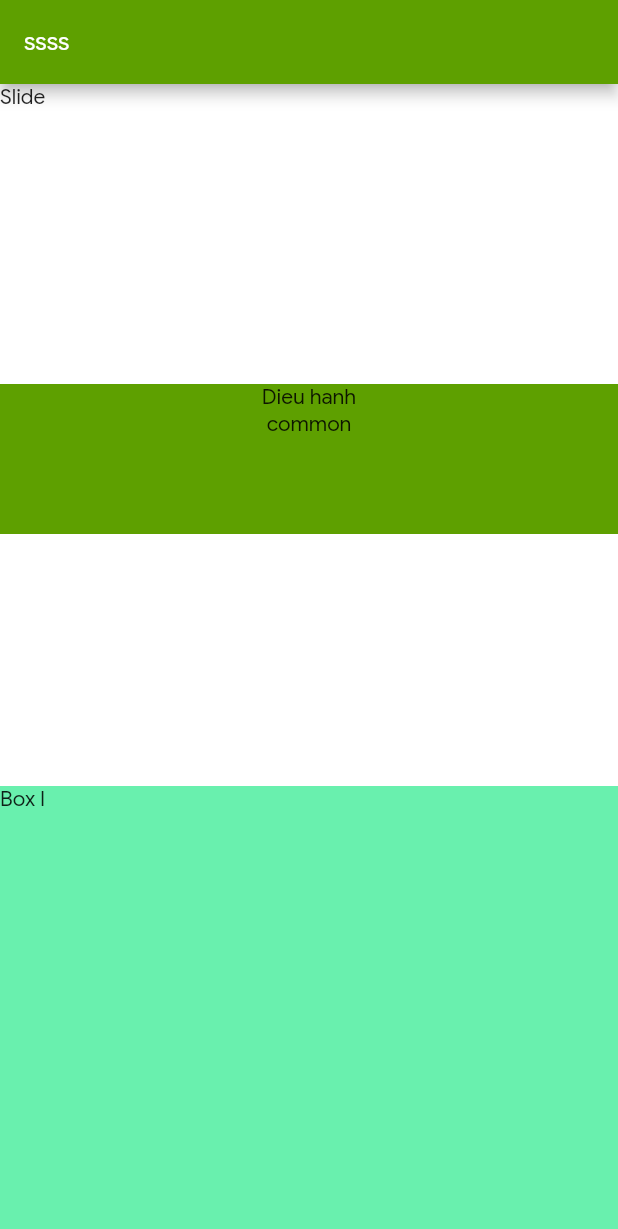
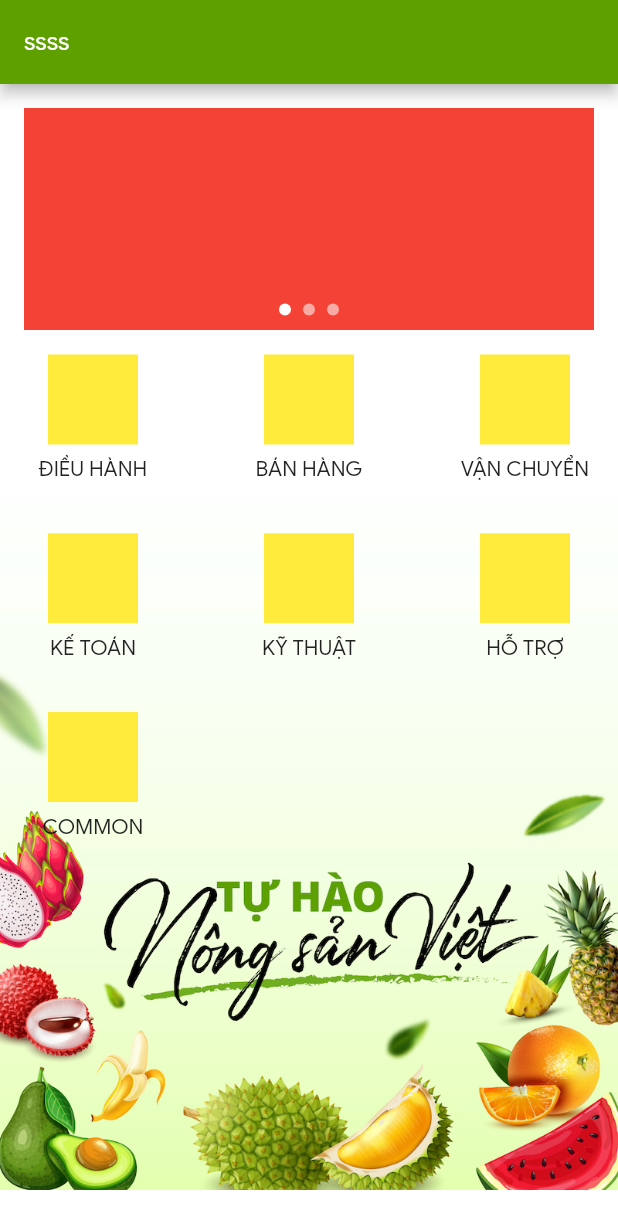
Before and after one commit to tdphuong1996/serepok, a Flutter app: the screen it shows after launch, on a phone screen of 412 x 824 dp. Shown: the top 1229 px of the screen. Run offline on Flutter 3.47's test engine with Material 2 defaults, Android fonts, the phone set to English and light mode, and no system bars; our stand-ins replace font_awesome_flutter.

Commit message:
+ update common view

```diff
--- /dev/null
+++ b/lib/res/images.dart
@@ -0,0 +1,4 @@
+class Images {
+  static String imgBackground = 'assets/images/img_background_home.jpg';
+
+}
--- a/lib/ui/dieuhanh/addemployee/add_employee_screen.dart
+++ b/lib/ui/dieuhanh/addemployee/add_employee_screen.dart
@@ -1,5 +1,5 @@
+import 'package:flutter/material.dart';
 
-import 'package:flutter/material.dart';
 class AddEmployeeScreen extends StatefulWidget {
   const AddEmployeeScreen({Key? key}) : super(key: key);
 
@@ -11,8 +11,23 @@ class _AddEmployeeScreenState extends State<AddEmployeeScreen> {
   @override
   Widget build(BuildContext context) {
     return Container(
-      child: Text('thêm nhân viên'),
+      child: Column(
+        children: [
+          textField(),
+          textField(),
+          textField(),
+          textField(),
+        ],
+      ),
+    );
+  }
 
+  Widget textField() {
+    return TextFormField(
+      decoration: InputDecoration(
+        labelText: "Name",
+      ),
+      controller: TextEditingController(text: "Natalia Dyer"),
     );
   }
 }
--- a/lib/ui/home/home_screen.dart
+++ b/lib/ui/home/home_screen.dart
@@ -1,6 +1,7 @@
 import 'package:flutter/material.dart';
 import 'package:serepok/res/AppThemes.dart';
 
+import '../../res/images.dart';
 import '../../routes.dart';
 
 class MyHomePage extends StatefulWidget {
@@ -12,12 +13,36 @@ class MyHomePage extends StatefulWidget {
 }
 
 class _MyHomePageState extends State<MyHomePage> {
-  int _counter = 0;
+  final int _numPages = 3;
+  final PageController _pageController = PageController(initialPage: 0);
+  int _currentPage = 0;
 
-  void _incrementCounter() {
-    setState(() {
-      _counter++;
-    });
+  List<Widget> _buildPageIndicatorStatic() {
+    List<Widget> list = [];
+    for (int i = 0; i < _numPages; i++) {
+      list.add(i == _currentPage ? _indicator(true) : _indicator(false));
+    }
+    return list;
+  }
+
+  Widget _indicator(bool isActive) {
+    return AnimatedContainer(
+      duration: Duration(milliseconds: 300),
+      curve: Curves.easeInToLinear,
+      margin: EdgeInsets.symmetric(horizontal: 4.0),
+      height: 8.0,
+      width: 8,
+      decoration: BoxDecoration(
+        color: isActive ? Colors.white : Colors.white.withAlpha(140),
+        borderRadius: BorderRadius.all(Radius.circular(4)),
+      ),
+    );
+  }
+
+  @override
+  void dispose() {
+    super.dispose();
+    _pageController.dispose();
   }
 
   @override
@@ -29,45 +54,115 @@ class _MyHomePageState extends State<MyHomePage> {
         body: Stack(
           children: [
             Align(
+                alignment: Alignment.bottomCenter,
+                child: SizedBox(
+                  height: double.infinity,
+                  width: double.infinity,
+                  child: Image.asset(Images.imgBackground,fit: BoxFit.contain),
+                )),
+            Align(
                 alignment: Alignment.topCenter,
                 child: Column(
                   children: [slide(), menuMain()],
-                )),
-            Align(
-                alignment: Alignment.bottomCenter,
-                child: Container(
-                  height: 300,
-                  width: double.infinity,
-                  color: Colors.greenAccent,
-                  child: Text("Box I"),
                 )),
           ],
         ));
   }
 
   Widget slide() {
-    return Container(
-      height: 200,
-      width: double.infinity,
-      child: Text("Slide"),
+    return Padding(
+      padding: const EdgeInsets.all(16.0),
+      child: Stack(
+        alignment: AlignmentDirectional.center,
+        children: <Widget>[
+          Container(
+            height: MediaQuery.of(context).size.height * 0.18,
+            child: PageView(
+              pageSnapping: true,
+              physics: ClampingScrollPhysics(),
+              controller: _pageController,
+              onPageChanged: (int page) {
+                setState(() {
+                  _currentPage = page;
+                });
+              },
+              children: <Widget>[
+                Padding(
+                    padding: const EdgeInsets.only(right: 0),
+                    child: Container(
+                      color: Colors.red,
+                    )),
+                Padding(
+                    padding: const EdgeInsets.all(0.0),
+                    child: Container(
+                      color: Colors.yellow,
+                    )),
+                Padding(
+                    padding: const EdgeInsets.all(0.0),
+                    child: Container(
+                      color: Colors.black,
+                    )),
+              ],
+            ),
+          ),
+          Positioned(
+            bottom: 10,
+            child: Row(
+              mainAxisAlignment: MainAxisAlignment.center,
+              children: _buildPageIndicatorStatic(),
+            ),
+          ),
+        ],
+      ),
     );
   }
 
   Widget menuMain() {
-    return Container(
-      height: 100,
-      color: MyColor.ACCENT_COLOR,
-      width: double.infinity,
+    return ListView(
+      shrinkWrap: true,
+      physics: const ClampingScrollPhysics(),
+      children: [
+        GridView.count(
+            shrinkWrap: true,
+            physics: const ClampingScrollPhysics(),
+            crossAxisCount: 3,
+            mainAxisSpacing: 20,
+            childAspectRatio: 5 / 4,
+            crossAxisSpacing: 20,
+            children: <Widget>[
+              itemMenu("ĐIỀU HÀNH", () => {
+                Navigator.pushNamed(context, Routes.DIEU_HANH_SCREEN)
+              }),
+              itemMenu("BÁN HÀNG", () => {}),
+              itemMenu("VẬN CHUYỂN", () => {}),
+              itemMenu("KẾ TOÁN", () => {}),
+              itemMenu("KỸ THUẬT", () => {}),
+              itemMenu("HỖ TRỢ", () => {}),
+              itemMenu("COMMON", () => {
+                Navigator.pushNamed(context, Routes.COMMON_SCREEN)
+
+              }),
+            ]),
+      ],
+    );
+  }
+
+  Widget itemMenu(String title, Function onClick) {
+    return InkWell(
       child: Column(
         children: [
-          InkWell(child: Text("Dieu hanh"),onTap: ()=>{
-            Navigator.of(context).pushNamed(Routes.DIEU_HANH_SCREEN)
-          }),
-          InkWell(child: Text("common"),onTap: ()=>{
-            Navigator.of(context).pushNamed(Routes.COMMON_SCREEN)
-          })
+          Container(
+            height: 60,
+            width: 60,
+            color: Colors.yellow,
+          ),
+          SizedBox(
+            height: 8,
+          ),
+          Text(title)
         ],
       ),
+      onTap: () => {onClick()},
     );
   }
 }
--- a/pubspec.yaml
+++ b/pubspec.yaml
@@ -63,6 +63,7 @@ flutter:
   # To add assets to your application, add an assets section, like this:
   assets:
     - assets/
+    - assets/images
 
   #   - images/a_dot_burr.jpeg
   #   - images/a_dot_ham.jpeg
```
Also changed, not shown: assets/images/img_background_home.jpg (added).
